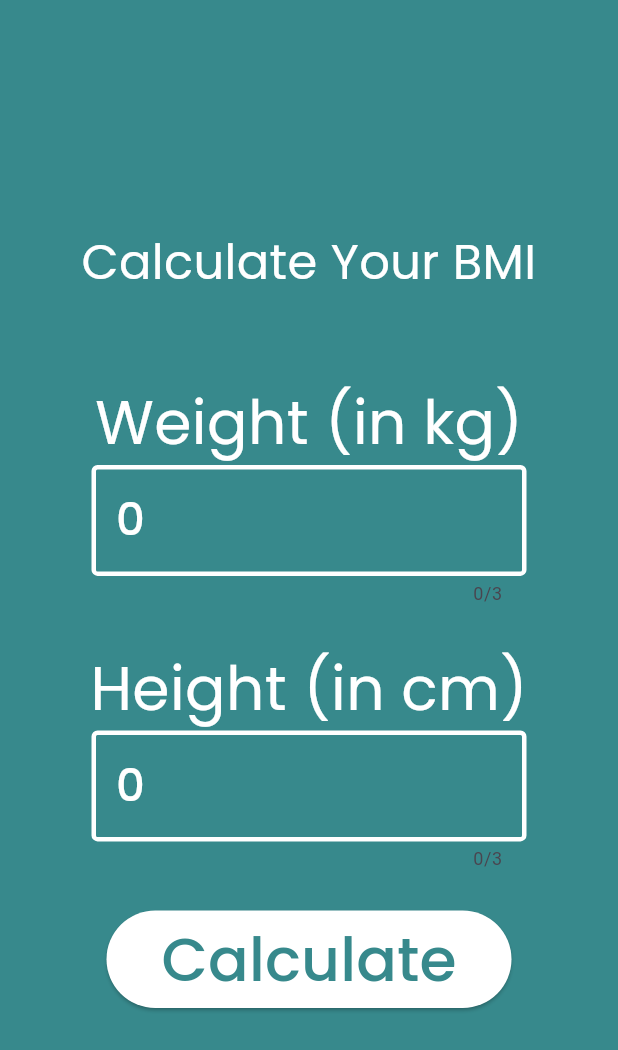
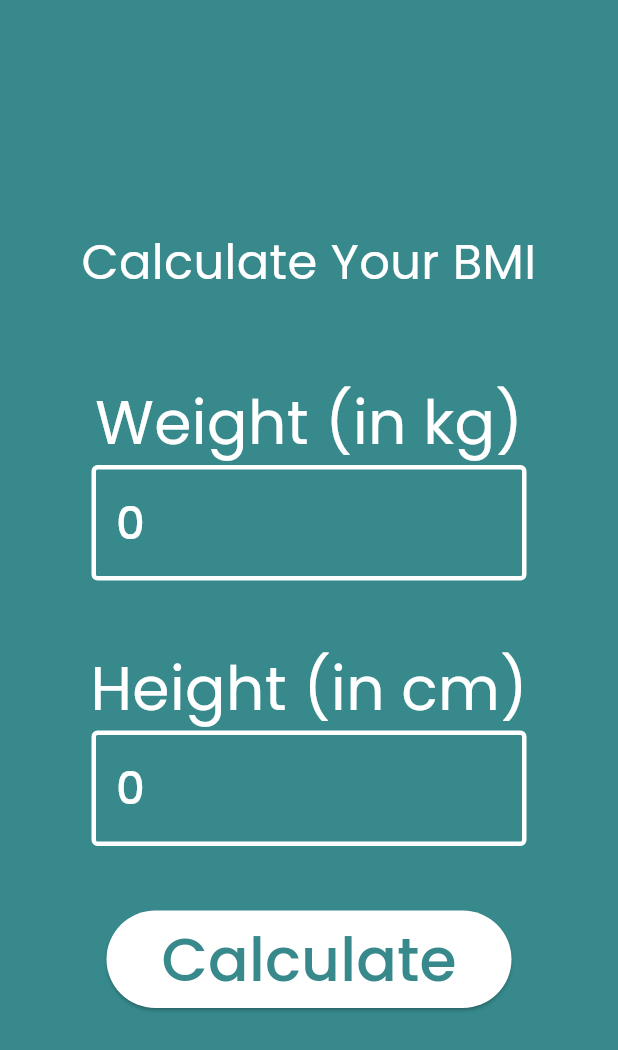
Before and after one commit to Chemilas/BMI-Calculator-Flutter, a Flutter app: the screen it shows after launch, after a tap on "Calculate", on a phone screen of 412 x 824 dp. Shown: the top 1050 px of the screen. Run offline on Flutter 3.47's test engine with Material 3 defaults, Android fonts, the phone set to English and light mode, and no system bars; our stand-ins replace google_fonts, google_mobile_ads, shared_preferences.

Commit message:
updated changes

```diff
--- a/lib/main.dart
+++ b/lib/main.dart
@@ -1,5 +1,6 @@
 import 'package:bmier/views/splash.dart';
 import 'package:flutter/material.dart';
+import 'package:google_fonts/google_fonts.dart';
 import 'package:google_mobile_ads/google_mobile_ads.dart';
 
 void main(){
@@ -19,9 +20,13 @@ class BMIApp extends StatelessWidget {
 
   @override
   Widget build(BuildContext context) {
-    return const MaterialApp(
+    return MaterialApp(
+      title: 'BMIer',
       debugShowCheckedModeBanner: false,
-      home: SplashScreen(),
+      theme: ThemeData(
+        textTheme: GoogleFonts.poppinsTextTheme()
+      ),
+      home: const SplashScreen(),
     );
   }
 }
--- a/lib/views/home_screen.dart
+++ b/lib/views/home_screen.dart
@@ -31,7 +31,7 @@ class _HomeScreenState extends State<HomeScreen> {
     heightController.text = preferences.getString("height") ?? '';
   }
 
-  double? _result;
+  double? _result; // BMI Result
 
   @override
   void initState() {
@@ -86,12 +86,14 @@ class _HomeScreenState extends State<HomeScreen> {
                     height: 65,
                     child: ElevatedButton(
                         onPressed: () {
+
                           setString(); // Store Text Field Strings locally
 
-                          calculateBMI();
+                          calculateBMI(); // Calculate BMI
 
                           Navigator.of(context).push(MaterialPageRoute(
                               builder: (context) => Results(result: _result,)));
+
                         },
                         style: ElevatedButton.styleFrom(
                           backgroundColor: CustomTextField.frontColor,
@@ -106,7 +108,7 @@ class _HomeScreenState extends State<HomeScreen> {
           ),
         ),
       )),
-      bottomNavigationBar: const BannerAdWidget(),
+      // bottomNavigationBar: const BannerAdWidget(),
     );
   }
 
--- a/lib/views/result_screen.dart
+++ b/lib/views/result_screen.dart
@@ -14,7 +14,7 @@ class Results extends StatefulWidget {
 class _ResultsState extends State<Results> {
 
   String comment() {
-    if ( widget.result! >= 25) {
+    if (widget.result! >= 25) {
       return 'You are Overweight.\nYou Should consider a Diet!';
     } else if (widget.result! > 18.5) {
       return 'You are having a normal BMI.';
@@ -22,6 +22,8 @@ class _ResultsState extends State<Results> {
       return 'You are Underweight.\nYou Should Eat More!';
     }
   }
+
+
 
   @override
   Widget build(BuildContext context) {
@@ -35,7 +37,6 @@ class _ResultsState extends State<Results> {
           const CustomText(text: 'Your BMI is ',fontSize: 50,),
           CustomText(text: widget.result!.toStringAsFixed(2),fontSize: 90,),
           CustomText(text: comment(),fontSize: 30,textAlign: TextAlign.center,),
-
         ],),
       ),
     );
--- a/lib/widgets/custom_textfield.dart
+++ b/lib/widgets/custom_textfield.dart
@@ -17,9 +17,8 @@ class CustomTextField extends StatelessWidget {
       height: 90,
       width: 290,
       child: TextFormField(
-        inputFormatters: [FilteringTextInputFormatter.digitsOnly],
+        inputFormatters: [FilteringTextInputFormatter.digitsOnly,LengthLimitingTextInputFormatter(3)],
         keyboardType: TextInputType.number,
-        maxLength: 3,
         cursorColor: frontColor,
         style: GoogleFonts.poppins(fontSize: 30,fontWeight: FontWeight.w500,color: Colors.white),
          controller: controller,
```
Also changed, not shown: 5 other files.
